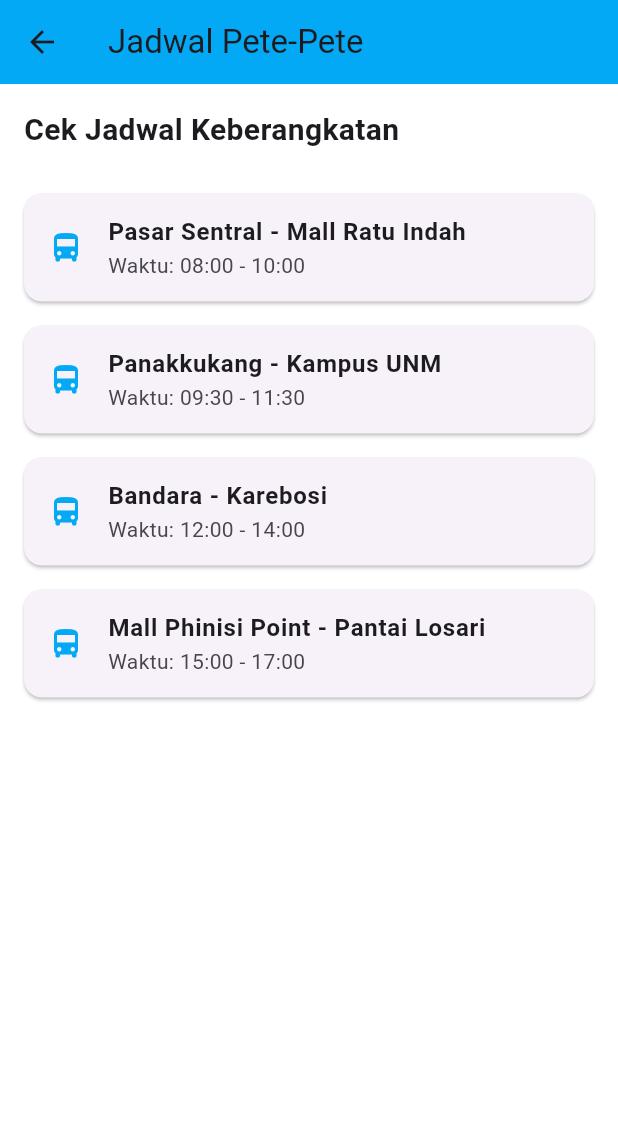
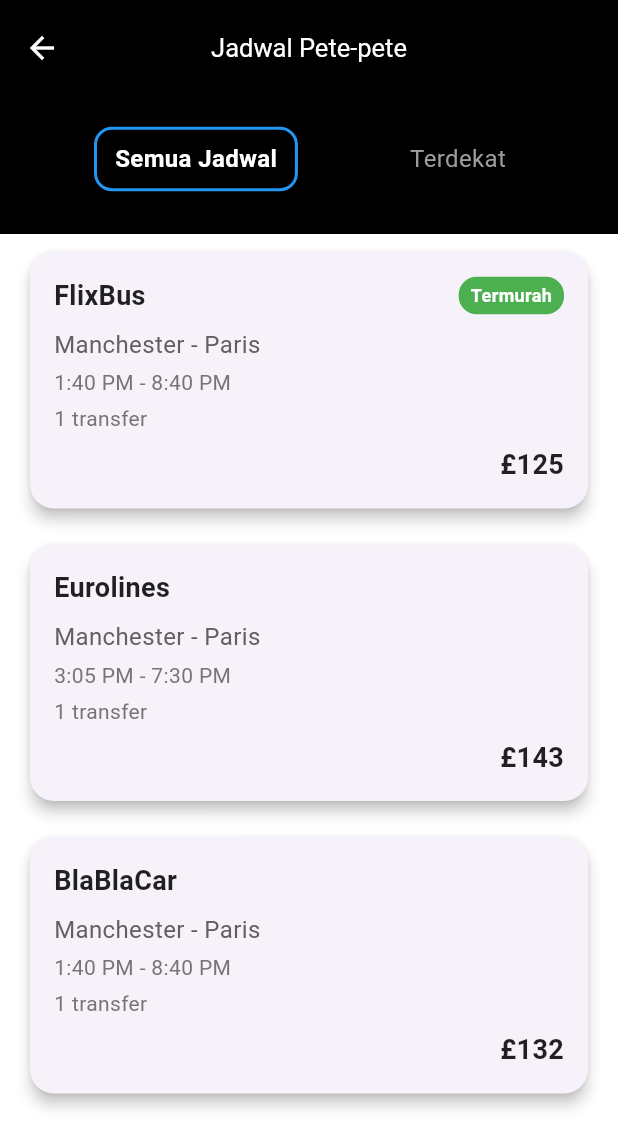
Before and after one commit to aurel0365/NaikPete--Kelompok-07-frontend, a Flutter app: the screen it shows after launch, item 2 of the bottom bar chosen, on a phone screen of 412 x 824 dp. Shown: the top 1148 px of the screen. Run offline on Flutter 3.47's test engine with Material 3 defaults, Android fonts, the phone set to English and light mode, and no system bars.

Commit message:
commit perubahan layar jadwal pete-pete

```diff
--- a/povuser/lib/Jadwalberangkat.dart
+++ b/povuser/lib/Jadwalberangkat.dart
@@ -12,67 +12,167 @@
   }
 }
 
-class JadwalPetePeteScreen extends StatelessWidget {
+class JadwalPetePeteScreen extends StatefulWidget {
+  const JadwalPetePeteScreen({super.key});
+
+  @override
+  _JadwalPetePeteScreenState createState() => _JadwalPetePeteScreenState();
+}
+
+class _JadwalPetePeteScreenState extends State<JadwalPetePeteScreen> {
   final List<Map<String, String>> jadwalPetePete = [
     {
-      'rute': 'Pasar Sentral - Mall Ratu Indah',
-      'waktu': '08:00 - 10:00',
+      'nama': 'FlixBus',
+      'status': 'Termurah',
+      'harga': '£125',
+      'rute': 'Manchester - Paris',
+      'waktu': '1:40 PM - 8:40 PM',
+      'transfer': '1 transfer',
+      'jarak': '5 km', // Menambahkan data jarak
     },
     {
-      'rute': 'Panakkukang - Kampus UNM',
-      'waktu': '09:30 - 11:30',
+      'nama': 'Eurolines',
+      'status': '',
+      'harga': '£143',
+      'rute': 'Manchester - Paris',
+      'waktu': '3:05 PM - 7:30 PM',
+      'transfer': '1 transfer',
+      'jarak': '10 km', // Menambahkan data jarak
     },
     {
-      'rute': 'Bandara - Karebosi',
-      'waktu': '12:00 - 14:00',
-    },
-    {
-      'rute': 'Mall Phinisi Point - Pantai Losari',
-      'waktu': '15:00 - 17:00',
+      'nama': 'BlaBlaCar',
+      'status': '',
+      'harga': '£132',
+      'rute': 'Manchester - Paris',
+      'waktu': '1:40 PM - 8:40 PM',
+      'transfer': '1 transfer',
+      'jarak': '2 km', // Menambahkan data jarak
     },
   ];
 
-   JadwalPetePeteScreen({super.key});
+  int _selectedTabIndex = 0; // Default index untuk "Semua Jadwal"
 
   @override
   Widget build(BuildContext context) {
+    // Filter jadwal berdasarkan tab yang dipilih
+    List<Map<String, String>> filteredJadwal = _selectedTabIndex == 0
+        ? jadwalPetePete
+        : jadwalPetePete
+            .where((jadwal) => _isTerdekat(jadwal['jarak']!))
+            .toList();
+
     return Scaffold(
       appBar: AppBar(
-        title: Text('Jadwal Pete-Pete'),
-        backgroundColor: Colors.lightBlue,
+        backgroundColor: Colors.black,
+        elevation: 0,
+        title: Padding(
+          padding: const EdgeInsets.only(top: 8.0),
+          child: const Text(
+            'Jadwal Pete-pete',
+            style: TextStyle(color: Colors.white, fontWeight: FontWeight.w400, fontSize: 17),
           ),
-      body: Padding(
+        ),
+        leading: Padding(
+          padding: const EdgeInsets.only(top: 8.0),
+          child: IconButton(
+            icon: Icon(Icons.arrow_back, color: Colors.white),
+            onPressed: () => Navigator.pop(context),
+          ),
+        ),
+        centerTitle: true,
+      ),
+      body: Column(
+        children: [
+          Container(
+            color: Colors.black,
+            height: 100,
+            child: Padding(
+              padding: const EdgeInsets.symmetric(vertical: 16.0),
+              child: Row(
+                mainAxisAlignment: MainAxisAlignment.spaceEvenly,
+                children: [
+                  _buildTabItem('Semua Jadwal', 0),
+                  _buildTabItem('Terdekat', 1),
+                ],
+              ),
+            ),
+          ),
+          Expanded(
+            child: ListView.builder(
+              itemCount: filteredJadwal.length,
+              itemBuilder: (context, index) {
+                final jadwal = filteredJadwal[index];
+                return Padding(
+                  padding: const EdgeInsets.symmetric(horizontal: 16.0, vertical: 8.0),
+                  child: Card(
+                    elevation: 4,
+                    shape: RoundedRectangleBorder(
+                      borderRadius: BorderRadius.circular(16),
+                    ),
+                    child: Padding(
                       padding: const EdgeInsets.all(16.0),
                       child: Column(
                         crossAxisAlignment: CrossAxisAlignment.start,
                         children: [
+                          Row(
+                            mainAxisAlignment: MainAxisAlignment.spaceBetween,
+                            children: [
                               Text(
-              'Cek Jadwal Keberangkatan',
+                                jadwal['nama']!,
                                 style: TextStyle(
-                fontSize: 20,
+                                  fontSize: 18,
+                                  fontWeight: FontWeight.bold,
+                                  color: Colors.black87,
+                                ),
+                              ),
+                              if (jadwal['status']!.isNotEmpty)
+                                Container(
+                                  padding: const EdgeInsets.symmetric(horizontal: 8.0, vertical: 4.0),
+                                  decoration: BoxDecoration(
+                                    color: Colors.green,
+                                    borderRadius: BorderRadius.circular(12),
+                                  ),
+                                  child: Text(
+                                    jadwal['status']!,
+                                    style: const TextStyle(
+                                      color: Colors.white,
+                                      fontSize: 12,
                                       fontWeight: FontWeight.bold,
                                     ),
                                   ),
-            const SizedBox(height: 20),
-            Expanded(
-              child: ListView.builder(
-                itemCount: jadwalPetePete.length,
-                itemBuilder: (context, index) {
-                  final jadwal = jadwalPetePete[index];
-                  return Card(
-                    margin: EdgeInsets.symmetric(vertical: 8.0),
-                    child: ListTile(
-                      leading: Icon(
-                        Icons.directions_bus,
-                        color: Colors.lightBlue,
                                 ),
-                      title: Text(
+                            ],
+                          ),
+                          const SizedBox(height: 8),
+                          Text(
                             jadwal['rute']!,
-                        style: TextStyle(
+                            style: TextStyle(fontSize: 16, color: Colors.grey[700]),
+                          ),
+                          const SizedBox(height: 4),
+                          Text(
+                            jadwal['waktu']!,
+                            style: TextStyle(fontSize: 14, color: Colors.grey[600]),
+                          ),
+                          const SizedBox(height: 4),
+                          Text(
+                            jadwal['transfer']!,
+                            style: TextStyle(fontSize: 14, color: Colors.grey[600]),
+                          ),
+                          const SizedBox(height: 8),
+                          Align(
+                            alignment: Alignment.centerRight,
+                            child: Text(
+                              jadwal['harga']!,
+                              style: const TextStyle(
+                                fontSize: 18,
                                 fontWeight: FontWeight.bold,
+                                color: Colors.black87,
                               ),
                             ),
-                      subtitle: Text('Waktu: ${jadwal['waktu']}'),
+                          ),
+                        ],
+                      ),
+                    ),
                   ),
                 );
               },
@@ -80,7 +180,42 @@
           ),
         ],
       ),
+    );
+  }
+
+  Widget _buildTabItem(String title, int index) {
+    bool isSelected = _selectedTabIndex == index;
+
+    return InkWell(
+      onTap: () {
+        setState(() {
+          _selectedTabIndex = index;
+        });
+      },
+      child: Container(
+        padding: const EdgeInsets.symmetric(vertical: 8.0, horizontal: 12.0),
+        decoration: BoxDecoration(
+          border: isSelected
+              ? Border.all(color: Colors.blue, width: 2)
+              : null,
+          borderRadius: BorderRadius.circular(12),
+        ),
+        child: Text(
+          title,
+          style: TextStyle(
+            color: isSelected ? Colors.white : Colors.grey,
+            fontSize: 16,
+            fontWeight: isSelected ? FontWeight.bold : FontWeight.normal,
+          ),
+        ),
       ),
     );
   }
+
+  // Logika untuk memfilter jadwal yang terdekat
+  bool _isTerdekat(String jarak) {
+    // Mengubah data jarak dari string menjadi angka
+    double distance = double.parse(jarak.split(' ')[0]);
+    return distance <= 5.0; // Jadwal yang terdekat dengan jarak <= 5 km
   }
+}
```
Also changed, not shown: 1 other file. Lines whose indentation alone changed are shown as unchanged.
